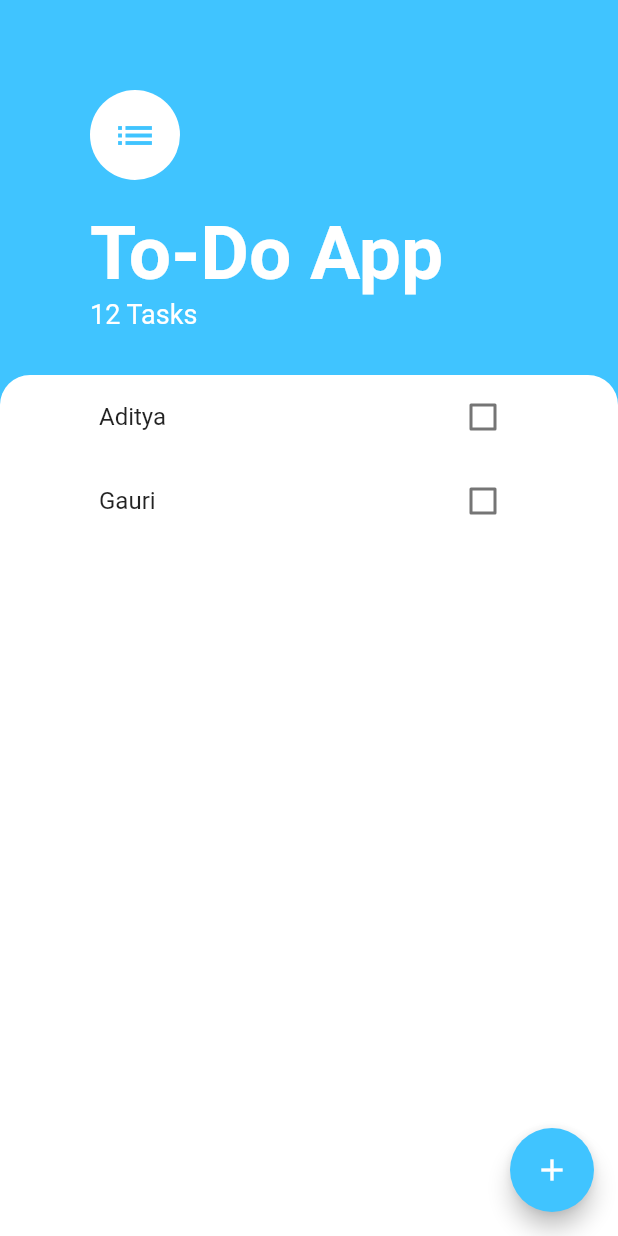
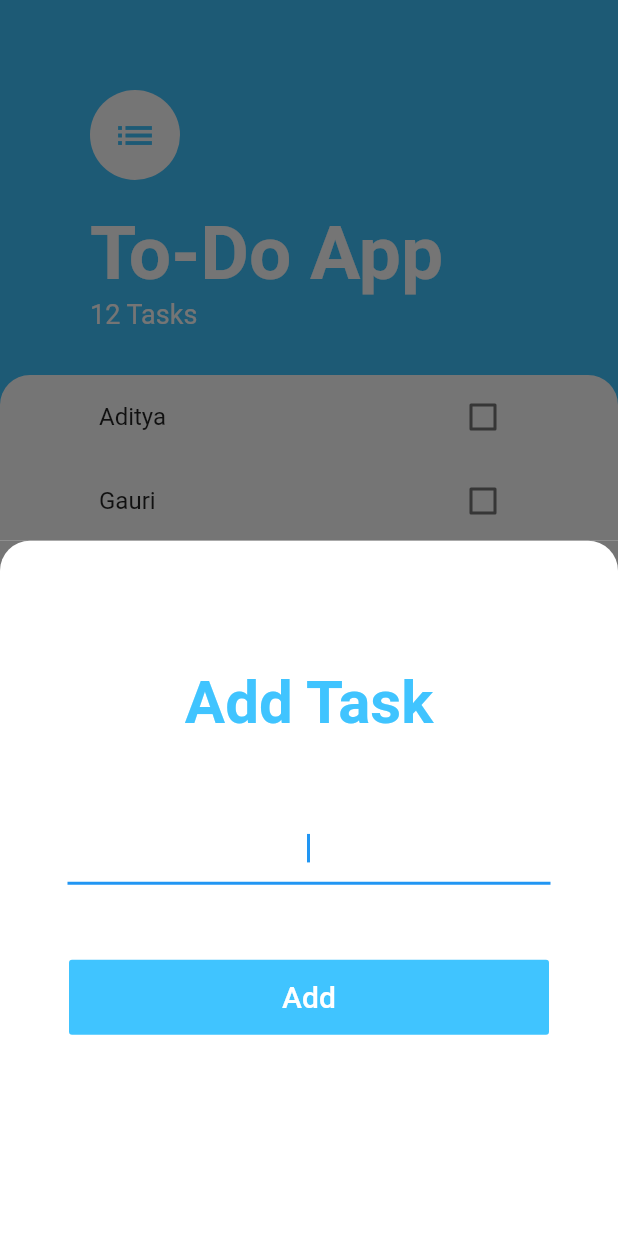
Before and after one commit to me-aditya/To-Do-App-Flutter, a Flutter app: the screen it shows after launch, after a tap on the "add" icon, on a phone screen of 412 x 824 dp. Run offline on Flutter 3.47's test engine with Material 2 defaults, Android fonts, the phone set to English and light mode, and no system bars.

Commit message:
added bottomsheet task_screen file and functionality

```diff
--- a/lib/main.dart
+++ b/lib/main.dart
@@ -10,6 +10,7 @@ class MyApp extends StatelessWidget {
   @override
   Widget build(BuildContext context) {
     return MaterialApp(
+      debugShowCheckedModeBanner: false,
       initialRoute: TasksScreen.id,
       routes: {
         TasksScreen.id: (context) => TasksScreen(),
--- a/lib/screens/task_screen.dart
+++ b/lib/screens/task_screen.dart
@@ -1,22 +1,6 @@
 import 'package:flutter/material.dart';
+import 'package:todo_list/widgets/add_task_screen.dart';
 import 'package:todo_list/widgets/tasks_list.dart';
-
-Container view(String text) {
-  return Container(
-    child: Row(children: <Widget>[
-      Text(text),
-      SizedBox(width: 100),
-      Checkbox(
-        value: false,
-        onChanged: (value) {
-          value = true;
-        },
-      )
-    ]),
-  );
-}
-
-List<Container> views = [];
 
 class TasksScreen extends StatelessWidget {
   static String id = 'task_screen';
@@ -30,7 +14,10 @@ class TasksScreen extends StatelessWidget {
         child: Icon(
           Icons.add,
         ),
-        onPressed: () {},
+        onPressed: () {
+          showModalBottomSheet(
+              context: context, builder: (context) => AddTask());
+        },
       ),
       body: Column(
         crossAxisAlignment: CrossAxisAlignment.start,
--- /dev/null
+++ b/lib/widgets/add_task_screen.dart
@@ -0,0 +1,63 @@
+import 'package:flutter/material.dart';
+
+class AddTask extends StatelessWidget {
+  @override
+  Widget build(BuildContext context) {
+    return Container(
+      color: Color(0xff757575),
+      child: Container(
+        child: Column(
+          mainAxisAlignment: MainAxisAlignment.center,
+          children: <Widget>[
+            Text(
+              "Add Task",
+              style: TextStyle(
+                color: Colors.lightBlueAccent,
+                fontSize: 40.0,
+                fontWeight: FontWeight.w600,
+              ),
+            ),
+            SizedBox(height: 50.0),
+            Padding(
+              padding: const EdgeInsets.only(left: 45.0, right: 45.0),
+              child: TextField(
+                textAlign: TextAlign.center,
+                autofocus: true,
+                decoration: InputDecoration(
+                  focusColor: Colors.lightBlueAccent,
+                ),
+              ),
+            ),
+            SizedBox(height: 50.0),
+            Padding(
+              padding: const EdgeInsets.only(left: 40.0, right: 40.0),
+              child: FlatButton(
+                onPressed: () {},
+                child: Text(
+                  "Add",
+                  style: TextStyle(
+                    color: Colors.white,
+                    fontSize: 20.0,
+                  ),
+                ),
+                color: Colors.lightBlueAccent,
+                minWidth: 320.0,
+                height: 50.0,
+              ),
+            ),
+            SizedBox(
+              height: 50.0,
+            )
+          ],
+        ),
+        decoration: BoxDecoration(
+          color: Colors.white,
+          borderRadius: BorderRadius.only(
+            topLeft: Radius.circular(20.0),
+            topRight: Radius.circular(20.0),
+          ),
+        ),
+      ),
+    );
+  }
+}
```
